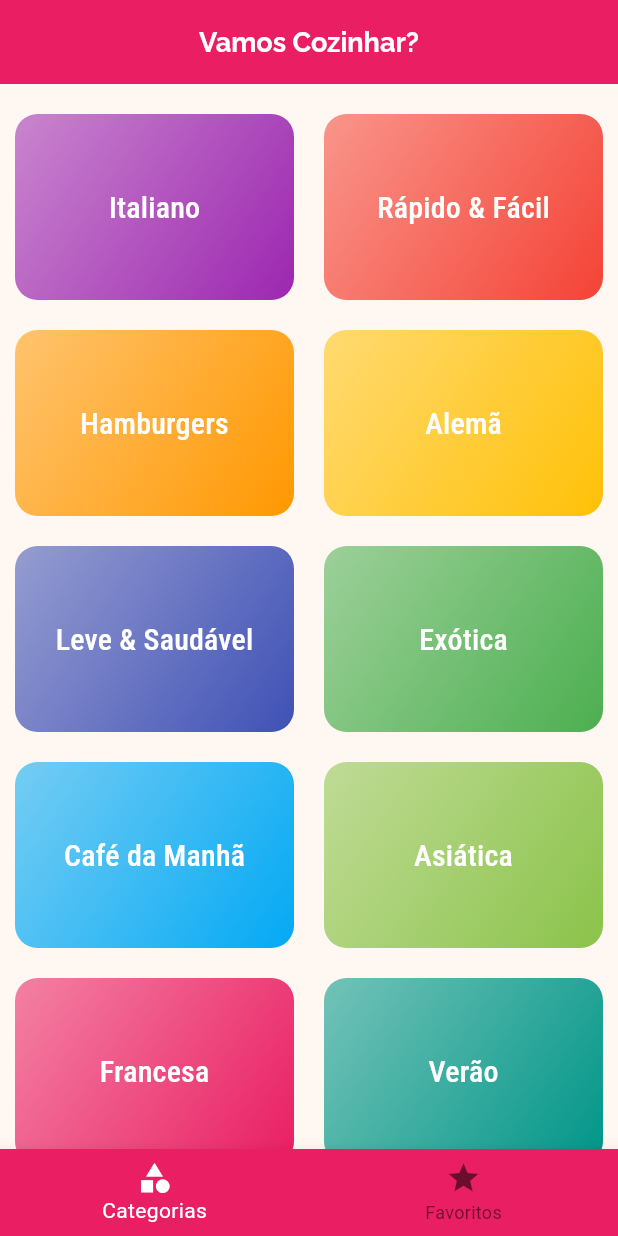
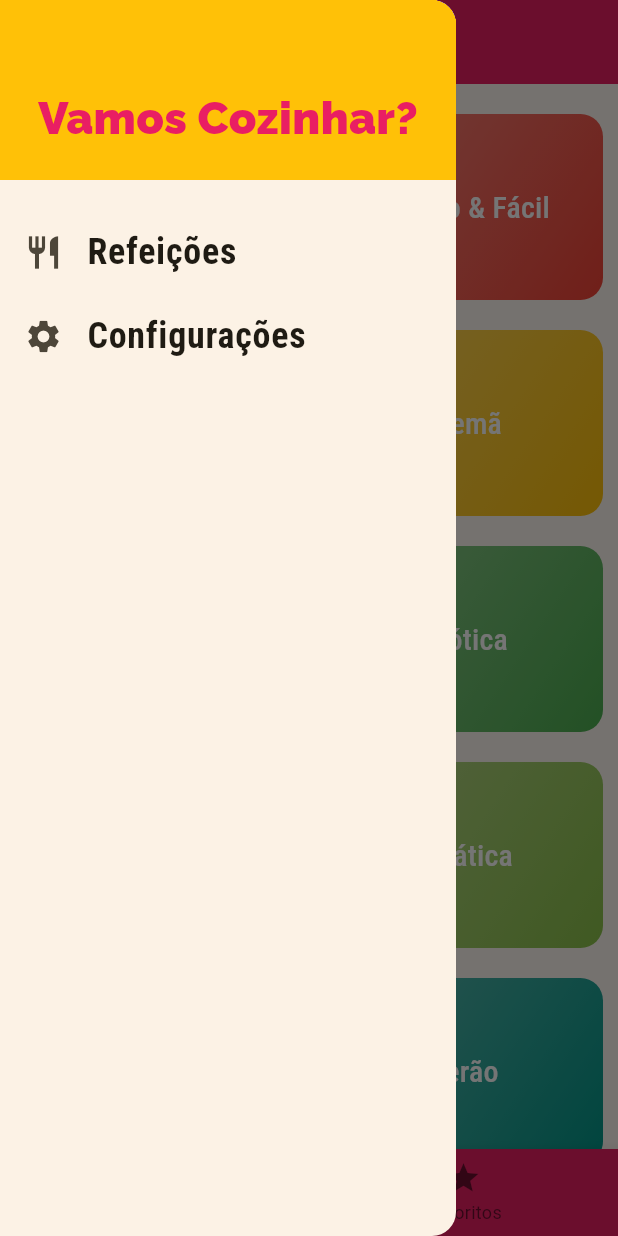
Before and after one commit to mateusalmeiida/comidas-app-flutter, a Flutter app: the screen it shows after launch, with the side drawer open (before the commit the screen has no drawer), on a phone screen of 412 x 824 dp. Run offline on Flutter 3.47's test engine with Material 3 defaults, Android fonts, the phone set to English and light mode, and no system bars.

Commit message:
Criado Drawer

```diff
--- a/lib/components/category_item.dart
+++ b/lib/components/category_item.dart
@@ -27,7 +27,7 @@
                 begin: Alignment.topLeft,
                 end: Alignment.bottomRight,
                 colors: [
-                  category.color.withValues(alpha: 0.55),
+                  category.color.withValues(alpha: 0.6),
                   category.color
                 ])),
         child: Center(
--- /dev/null
+++ b/lib/components/main_drawer.dart
@@ -0,0 +1,51 @@
+import 'package:flutter/material.dart';
+
+class MainDrawer extends StatelessWidget {
+  const MainDrawer({super.key});
+
+  Widget _createItem(IconData icon, String label) {
+    return ListTile(
+      leading: Icon(
+        icon,
+        size: 26,
+      ),
+      title: Text(
+        label,
+        style: TextStyle(
+            fontFamily: 'RobotoCondensed',
+            fontSize: 24,
+            fontWeight: FontWeight.bold),
+      ),
+      onTap: () {},
+    );
+  }
+
+  @override
+  Widget build(BuildContext context) {
+    return Drawer(
+      child: Column(
+        children: [
+          Container(
+            height: 120,
+            width: double.infinity,
+            padding: EdgeInsets.all(20),
+            color: Theme.of(context).colorScheme.secondary,
+            alignment: Alignment.bottomCenter,
+            child: Text(
+              'Vamos Cozinhar?',
+              style: TextStyle(
+                fontWeight: FontWeight.w900,
+                fontSize: 30,
+                fontFamily: 'Raleway',
+                color: Theme.of(context).colorScheme.primary,
+              ),
+            ),
+          ),
+          SizedBox(height: 20),
+          _createItem(Icons.restaurant, 'Refeições'),
+          _createItem(Icons.settings, 'Configurações')
+        ],
+      ),
+    );
+  }
+}
--- a/lib/screens/tabs_screen.dart
+++ b/lib/screens/tabs_screen.dart
@@ -1,6 +1,7 @@
 import 'package:flutter/material.dart';
 import 'categories_screen.dart';
 import 'favorite_screen.dart';
+import '../components/main_drawer.dart';
 
 class TabsScreen extends StatefulWidget {
   const TabsScreen({super.key});
@@ -12,7 +13,7 @@
 class _TabsScreenState extends State<TabsScreen> {
   int _selectedScreenIndex = 0;
   final List<Map<String, Object>> _screens = [
-    {'title': 'Vamos Cozinhar?', 'screen': CategoriesScreen()},
+    {'title': 'Categorias', 'screen': CategoriesScreen()},
     {'title': 'Meus Favoritos', 'screen': FavoriteScreen()}
   ];
 
@@ -28,6 +29,7 @@
       appBar: AppBar(
         title: Text(_screens[_selectedScreenIndex]['title'] as String),
       ),
+      drawer: MainDrawer(),
       body: _screens[_selectedScreenIndex]['screen'] as Widget,
       bottomNavigationBar: BottomNavigationBar(
           backgroundColor: Theme.of(context).colorScheme.primary,
```
